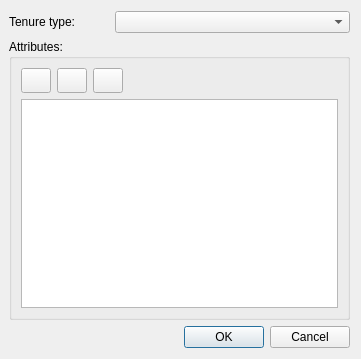
Old version of the form ui/wizard/ui_entity_attributes_editor.ui in the repository gltn/stdm.
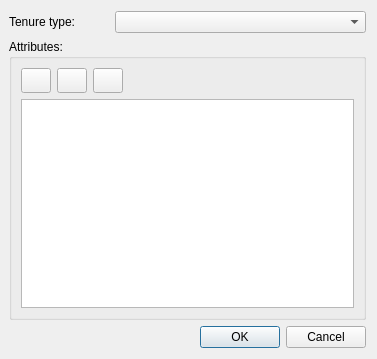
New version of the form. Icons and pictures are not drawn. Custom widgets are drawn as their Qt base class.

The edit to the form file:
```diff
--- a/ui/wizard/ui_entity_attributes_editor.ui
+++ b/ui/wizard/ui_entity_attributes_editor.ui
@@ -6,7 +6,7 @@
    <rect>
     <x>0</x>
     <y>0</y>
-    <width>361</width>
+    <width>377</width>
     <height>359</height>
    </rect>
   </property>
```
